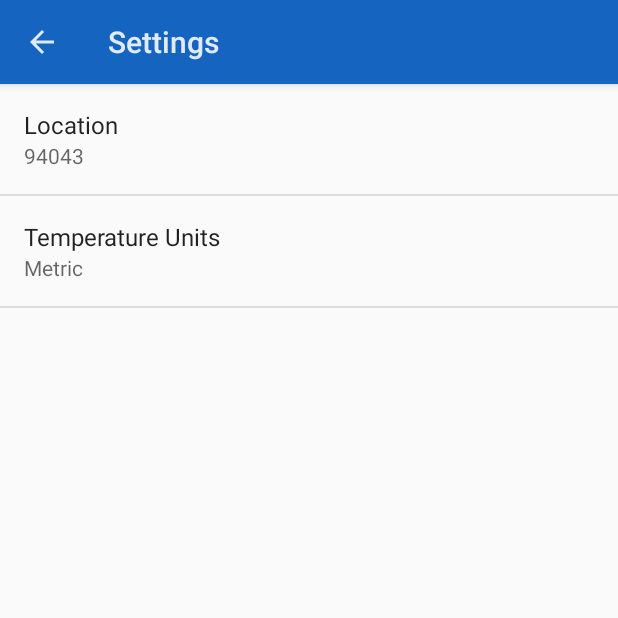
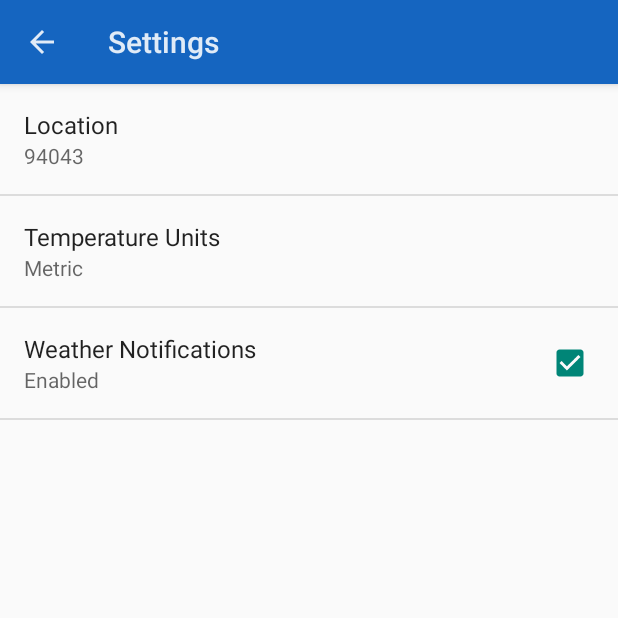
Before and after one commit to tarunkukreja003/Weatherio, an Android app: the SettingsActivity screen opened directly, with no data from a screen before it, on a phone screen of 412 x 824 dp, the top half of it. Run offline under Robolectric (Android 15) with nearby library versions, the phone set to English and light mode, and no system bars.

Commit message:
Notification Enable/Disable preference added

```diff
--- a/app/src/main/res/values/strings.xml
+++ b/app/src/main/res/values/strings.xml
@@ -61,5 +61,12 @@
     <!-- Strings related to Notification preference -->
     <string name="pref_last_notification">last_notification</string>
 
+    <!-- Strings related to Notification Enabled preference -->
+    <string name="pref_enable_notifications_key" translatable="false">enable_notifications</string>
+    <string name="pref_enable_notifications_label">Weather Notifications</string>
+    <string name="pref_enable_notifications_true">Enabled</string>
+    <string name="pref_enable_notifications_false">Disabled</string>
+    <string name="pref_enable_notifications_default" translatable="false">true</string>
+
 
 </resources>
--- a/app/src/main/res/xml/pref_general.xml
+++ b/app/src/main/res/xml/pref_general.xml
@@ -18,8 +18,15 @@
         android:entryValues="@array/TemperatureValues"
         android:title="@string/temp_title"
         android:key="@string/listPref_key"
-        android:defaultValue="@string/listPref_default"
-        />
+        android:defaultValue="@string/listPref_default" />
+
+    <CheckBoxPreference
+        android:id="@+id/checkbox_preference"
+        android:title="@string/pref_enable_notifications_label"
+        android:key="@string/pref_enable_notifications_key"
+        android:summaryOff="@string/pref_enable_notifications_false"
+        android:summaryOn="@string/pref_enable_notifications_true"
+        android:defaultValue="@string/pref_enable_notifications_default"/>
 
 
 
```
Also changed, not shown: app/src/main/java/com/example/tarunkukreja/weather/SettingsActivity.java (+12 -0 lines), app/src/main/java/com/example/tarunkukreja/weather/sync/WeatherSyncAdapter.java (+28 -20 lines).
